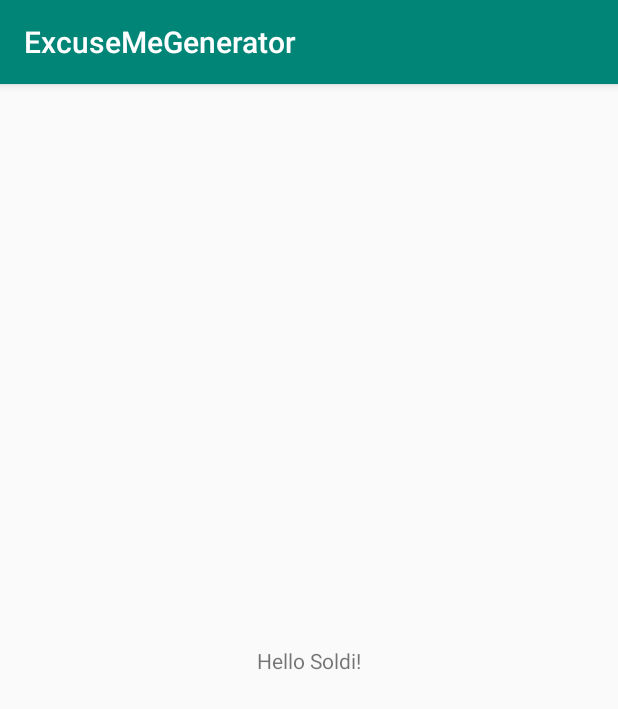
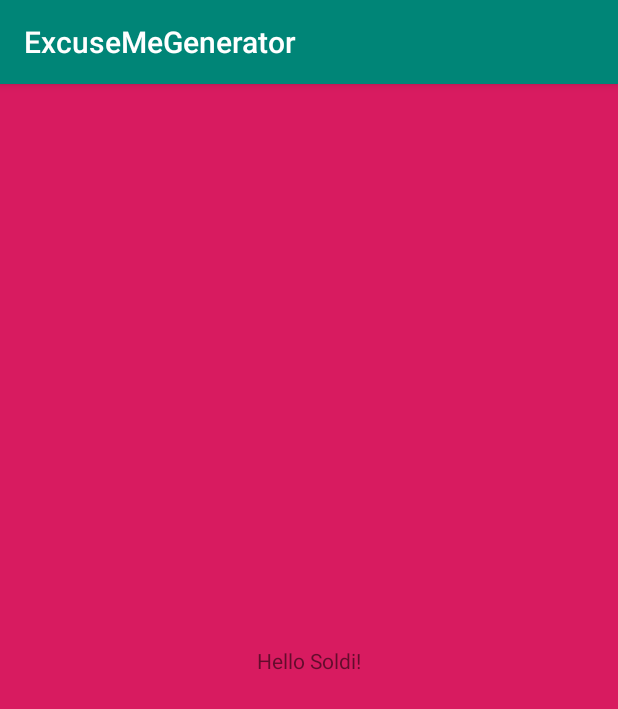
Before and after one commit to Unknowned1/ExcuseMeGenerator_v0.01, an Android app: the screen it shows after launch (MainActivity), on a phone screen of 412 x 824 dp. Shown: the top 709 px of the screen. Run offline under Robolectric (Android 15) with nearby library versions, the phone set to English and light mode, and no system bars.

Commit message:
Changed color

```diff
--- a/app/src/main/res/layout/activity_main.xml
+++ b/app/src/main/res/layout/activity_main.xml
@@ -4,6 +4,7 @@
     xmlns:tools="http://schemas.android.com/tools"
     android:layout_width="match_parent"
     android:layout_height="match_parent"
+    android:background="@color/colorAccent"
     tools:context=".MainActivity">
 
     <TextView
--- a/app/src/main/res/values/colors.xml
+++ b/app/src/main/res/values/colors.xml
@@ -2,5 +2,5 @@
 <resources>
     <color name="colorPrimary">#008577</color>
     <color name="colorPrimaryDark">#00574B</color>
-    <color name="colorAccent">#D81B60</color>
+    <color name="colorAccent">#d81b60</color>
 </resources>
```
